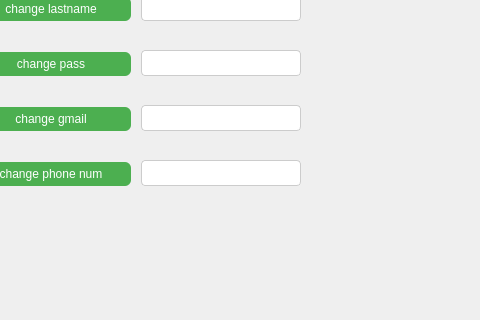
Old version of the form PofferClient/pages/pages/information.ui in the repository mohamadsalimi19/Poffer-Game-AP; both pictures show x 439 to 919 and y 198 to 518 of the 919 by 518 pixel window.
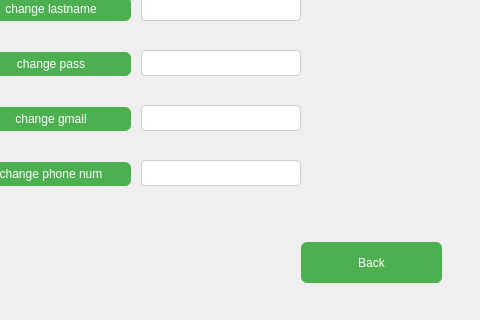
New version of the form.

The edit to the form file:
```diff
--- a/PofferClient/pages/pages/information.ui
+++ b/PofferClient/pages/pages/information.ui
@@ -321,6 +321,19 @@
     <string>phone num</string>
    </property>
   </widget>
+  <widget class="QPushButton" name="pushButton_7">
+   <property name="geometry">
+    <rect>
+     <x>740</x>
+     <y>440</y>
+     <width>141</width>
+     <height>41</height>
+    </rect>
+   </property>
+   <property name="text">
+    <string>Back</string>
+   </property>
+  </widget>
  </widget>
  <resources/>
  <connections/>
```
